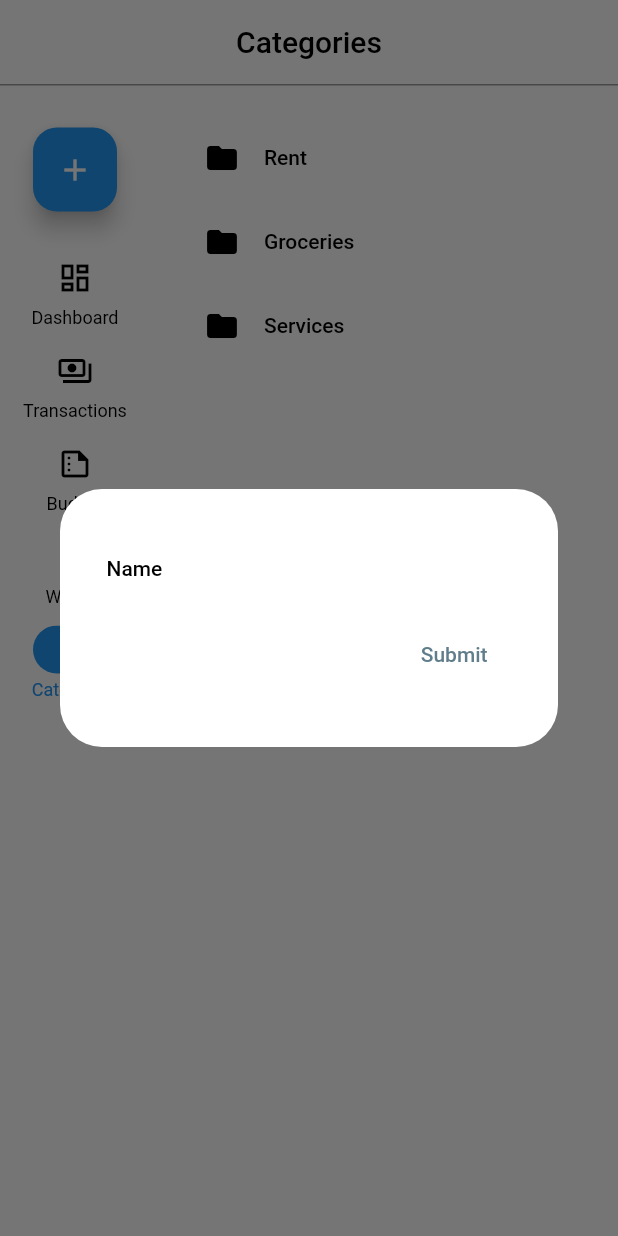
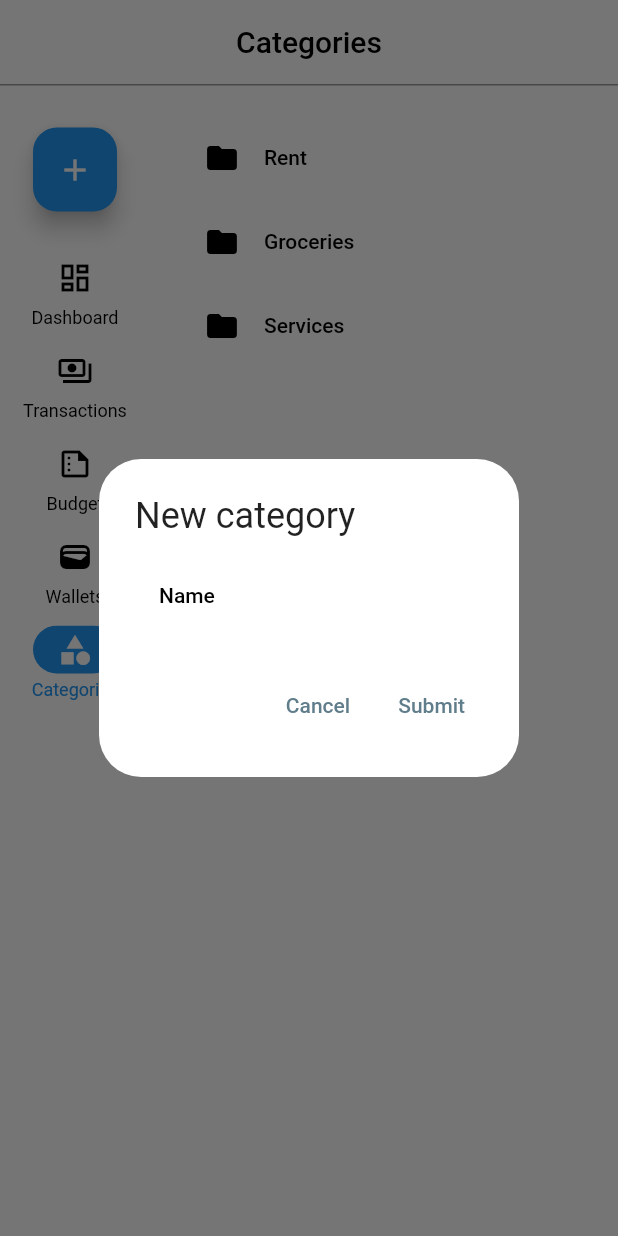
Before and after one commit to KrystianKrasowski/smtm-client, a Flutter app: the CategoriesScreen screen opened by its route, after a tap on the "add" icon, on a phone screen of 412 x 824 dp. Run offline on Flutter 3.47's test engine with Material 2 defaults, Android fonts, the phone set to English and light mode, and no system bars; our stand-ins replace dartz.

Commit message:
use alert dialog for new category form

```diff
--- a/lib/ui/categories/categories_screen.dart
+++ b/lib/ui/categories/categories_screen.dart
@@ -54,9 +54,8 @@ class _CategoriesScreenState extends State<CategoriesScreen> {
     return FloatingActionButton(
       onPressed: () => showDialog(
           context: context,
-          builder: (BuildContext context) => Dialog(
-                child: CategoryEditScreen(viewModel: widget.viewModel),
-              )),
+          builder: (BuildContext context) =>
+              CategoryEditScreen(viewModel: widget.viewModel)),
       child: const Icon(Icons.add),
     );
   }
@@ -75,7 +74,6 @@ class _CategoriesScreenState extends State<CategoriesScreen> {
 }
 
 extension _CategoriesAsyncState on AsyncSnapshot<List<Category>> {
-
   bool hasFirstLoaded() {
     return hasData && connectionState == ConnectionState.done;
   }
--- a/lib/ui/categories/category_edit_screen.dart
+++ b/lib/ui/categories/category_edit_screen.dart
@@ -20,11 +20,9 @@ class CategoryEditState extends State<CategoryEditScreen> {
 
   @override
   Widget build(BuildContext context) {
-    return Padding(
-      padding: const EdgeInsets.only(top: 30, bottom: 30, left: 15, right: 15),
-      child: SizedBox(
-        width: 400,
-        child: Form(
+    return AlertDialog(
+      title: Text('New category'),
+      content: Form(
         key: _formKey,
         child: Column(
           mainAxisSize: MainAxisSize.min,
@@ -36,20 +34,25 @@ class CategoryEditState extends State<CategoryEditScreen> {
                   border: const OutlineInputBorder(),
                   labelText: 'Name',
                   errorText: _nameViolation),
+            )
+          ],
         ),
-              ButtonBar(
-                children: [
-                  OutlinedButton(
+      ),
+      actions: [
+        TextButton(
+          onPressed: _cancel,
+          child: const Text('Cancel'),
+        ),
+        TextButton(
           onPressed: _submit,
           child: const Text('Submit'),
         )
       ],
-              )
-            ],
-          ),
-        ),
-      ),
     );
+  }
+
+  void _cancel() {
+    Navigator.pop(context);
   }
 
   void _submit() async {
```
Lines whose indentation alone changed are shown as unchanged.
